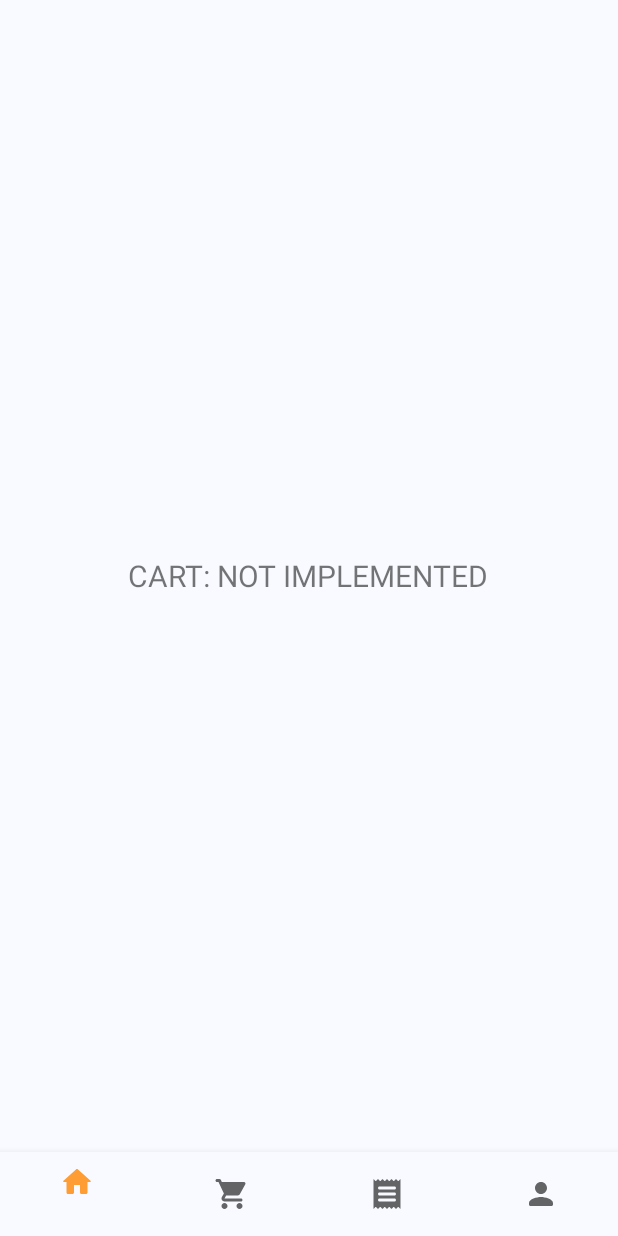
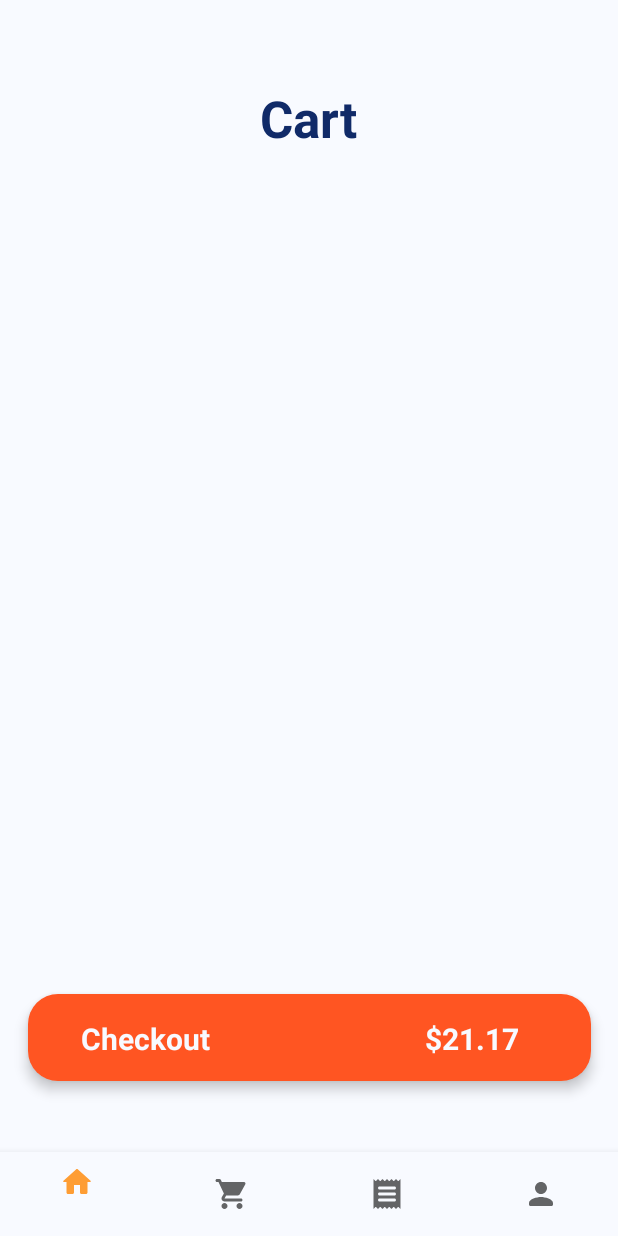
Before and after one commit to sevenwhiteclouds/happydays, an Android app: the fragment CartFragment placed in its activity, on a phone screen of 412 x 824 dp. Run offline under Robolectric (Android 15) with nearby library versions, the phone set to English and light mode, and no system bars; our stand-ins replace Room's generated code; 3 statements that could not run were skipped.

Commit message:
init cart

```diff
--- a/app/src/main/java/com/kdub/happydays/HomeFragment.java
+++ b/app/src/main/java/com/kdub/happydays/HomeFragment.java
@@ -11,7 +11,6 @@ import androidx.constraintlayout.widget.ConstraintLayout;
 import androidx.constraintlayout.widget.ConstraintSet;
 import androidx.fragment.app.Fragment;
 import androidx.recyclerview.widget.GridLayoutManager;
-import androidx.recyclerview.widget.LinearLayoutManager;
 import androidx.recyclerview.widget.RecyclerView;
 import androidx.room.Room;
 
@@ -19,7 +18,6 @@ import android.text.Html;
 import android.view.LayoutInflater;
 import android.view.View;
 import android.view.ViewGroup;
-import android.widget.GridLayout;
 import android.widget.TextView;
 
 import com.kdub.happydays.db.AppDataBase;
--- a/app/src/main/res/layout/fragment_cart.xml
+++ b/app/src/main/res/layout/fragment_cart.xml
@@ -1,17 +1,96 @@
 <?xml version="1.0" encoding="utf-8"?>
-<FrameLayout xmlns:android="http://schemas.android.com/apk/res/android"
+<androidx.constraintlayout.widget.ConstraintLayout xmlns:android="http://schemas.android.com/apk/res/android"
+    xmlns:app="http://schemas.android.com/apk/res-auto"
     xmlns:tools="http://schemas.android.com/tools"
+    android:id="@+id/full_layout"
     android:layout_width="match_parent"
     android:layout_height="match_parent"
+    android:background="@color/white"
     tools:context=".CartFragment">
 
-    <!-- TODO: Update blank fragment layout -->
+
     <TextView
-        android:id="@+id/cart_frag"
+        android:id="@+id/cart_header_text"
         android:layout_width="wrap_content"
         android:layout_height="wrap_content"
-        android:layout_gravity="center"
-        android:text="CART: NOT IMPLEMENTED"
-        android:textSize="20sp" />
+        android:layout_marginTop="56dp"
+        android:text="Cart"
+        android:textColor="@color/third"
+        android:textSize="34sp"
+        android:textStyle="bold"
+        app:layout_constraintEnd_toEndOf="parent"
+        app:layout_constraintStart_toStartOf="parent"
+        app:layout_constraintTop_toTopOf="parent" />
 
-</FrameLayout>
+    <androidx.recyclerview.widget.RecyclerView
+        android:id="@+id/cart_recycle_view"
+        android:layout_width="411dp"
+        android:layout_height="497dp"
+        android:layout_marginTop="16dp"
+        app:layout_constraintBottom_toTopOf="@+id/cart_footer"
+        app:layout_constraintEnd_toEndOf="parent"
+        app:layout_constraintStart_toStartOf="parent"
+        app:layout_constraintTop_toBottomOf="@+id/cart_header_text" />
+
+    <androidx.constraintlayout.widget.ConstraintLayout
+        android:id="@+id/cart_footer"
+        android:layout_width="match_parent"
+        android:layout_height="0dp"
+        android:background="#00F8FAFF"
+        app:layout_constraintBottom_toBottomOf="parent"
+        app:layout_constraintEnd_toEndOf="parent"
+        app:layout_constraintStart_toStartOf="parent"
+        app:layout_constraintTop_toBottomOf="@+id/cart_recycle_view">
+
+
+        <androidx.cardview.widget.CardView
+            android:layout_width="375dp"
+            android:layout_height="58dp"
+            android:background="#7E2121"
+            app:cardBackgroundColor="@android:color/transparent"
+            app:cardCornerRadius="20dp"
+            app:cardElevation="5dp"
+            app:contentPadding="0dp"
+            app:layout_constraintBottom_toBottomOf="parent"
+            app:layout_constraintEnd_toEndOf="parent"
+            app:layout_constraintStart_toStartOf="parent"
+            app:layout_constraintTop_toTopOf="parent">
+
+            <androidx.constraintlayout.widget.ConstraintLayout
+                android:layout_width="match_parent"
+                android:layout_height="match_parent"
+                android:background="@color/secondary">
+
+                <TextView
+                    android:id="@+id/cart_footer_checkout_text"
+                    android:layout_width="wrap_content"
+                    android:layout_height="wrap_content"
+                    android:text="Checkout"
+                    android:textColor="@color/white"
+                    android:textSize="20sp"
+                    android:textStyle="bold"
+                    app:layout_constraintBottom_toBottomOf="parent"
+                    app:layout_constraintEnd_toStartOf="@+id/cart_footer_total_text"
+                    app:layout_constraintHorizontal_bias="0.197"
+                    app:layout_constraintStart_toStartOf="parent"
+                    app:layout_constraintTop_toTopOf="parent"
+                    app:layout_constraintVertical_bias="0.521" />
+
+                <TextView
+                    android:id="@+id/cart_footer_total_text"
+                    android:layout_width="wrap_content"
+                    android:layout_height="wrap_content"
+                    android:layout_marginEnd="48dp"
+                    android:text="$21.17"
+                    android:textColor="@color/white"
+                    android:textSize="20sp"
+                    android:textStyle="bold"
+                    app:layout_constraintBottom_toBottomOf="parent"
+                    app:layout_constraintEnd_toEndOf="parent"
+                    app:layout_constraintTop_toTopOf="parent"
+                    app:layout_constraintVertical_bias="0.521" />
+
+            </androidx.constraintlayout.widget.ConstraintLayout>
+        </androidx.cardview.widget.CardView>
+    </androidx.constraintlayout.widget.ConstraintLayout>
+</androidx.constraintlayout.widget.ConstraintLayout>
```
